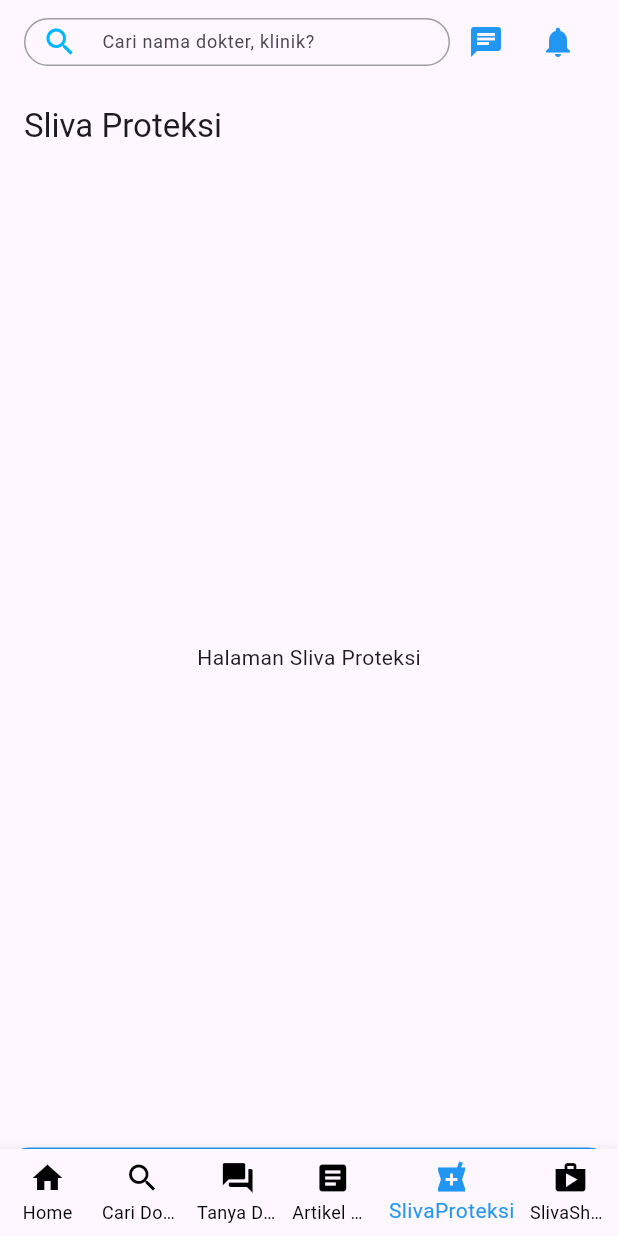
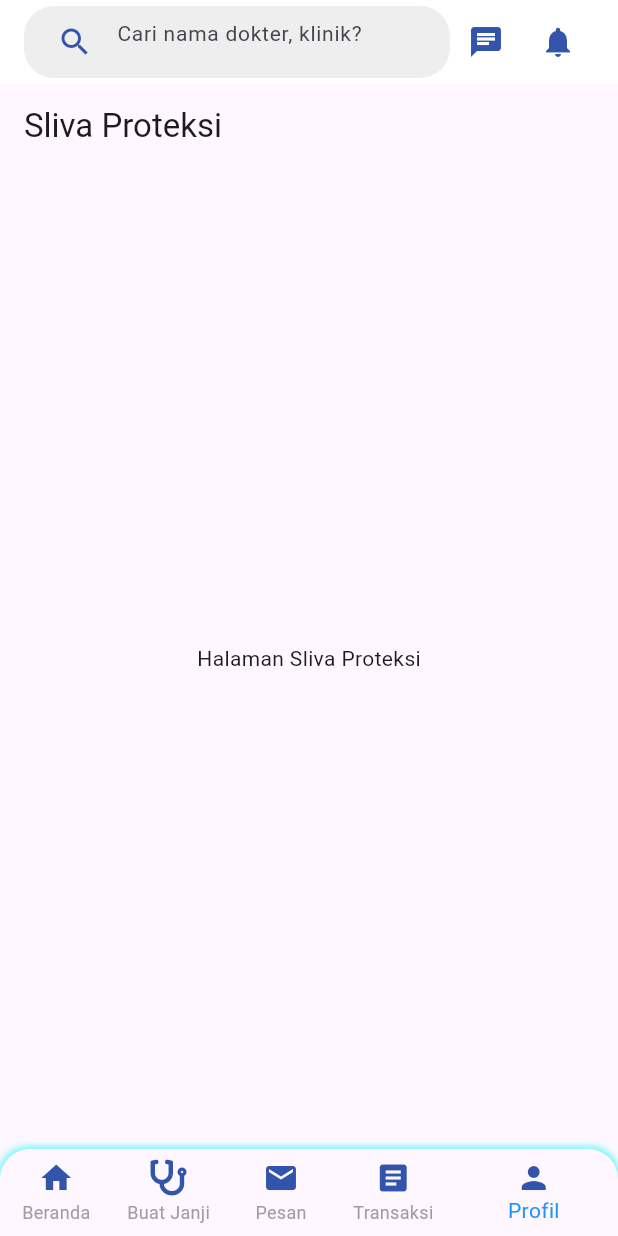
Before and after one commit to slivatech/slivadoc_apps, a Flutter app: the HomePage screen opened directly, item 5 of the bottom bar chosen, on a phone screen of 412 x 824 dp. Run offline on Flutter 3.47's test engine with Material 3 defaults, Android fonts, the phone set to English and light mode, and no system bars; our stand-ins replace font_awesome_flutter.

Commit message:
animation buttomTabSelection

```diff
--- a/lib/screens/HomePage.dart
+++ b/lib/screens/HomePage.dart
@@ -1,6 +1,4 @@
-import 'package:flutter/cupertino.dart';
 import 'package:flutter/material.dart';
-import 'package:flutter/widgets.dart';
 import 'package:slivadoc_mobile_apps/screens/CariDokterPage.dart';
 import 'package:slivadoc_mobile_apps/screens/TanyaDokterPage.dart';
 import 'package:slivadoc_mobile_apps/screens/ArtikelKesehatanPage.dart';
@@ -8,6 +6,7 @@ import 'package:slivadoc_mobile_apps/screens/SlivaProteksiPage.dart';
 import 'package:slivadoc_mobile_apps/screens/SlivaShopPage.dart';
 import 'package:slivadoc_mobile_apps/screens/AnimalEventPage.dart';
 import 'package:slivadoc_mobile_apps/screens/AnimalAcademyPage.dart';
+import 'package:font_awesome_flutter/font_awesome_flutter.dart';
 
 void main() {
   runApp(MyApp());
@@ -17,7 +16,7 @@ class MyApp extends StatelessWidget {
   @override
   Widget build(BuildContext context) {
     return MaterialApp(
-      title: 'Flutter Demo',
+      title: 'Slivadoc',
       theme: ThemeData(
         primarySwatch: Colors.blue,
       ),
@@ -65,32 +64,25 @@ class _HomePageState extends State<HomePage> {
     return Scaffold(
         appBar: AppBar(
           automaticallyImplyLeading: false,
+          backgroundColor: Colors.white,
+          elevation: 0,
           title: Row(
             children: [
               Expanded(
+                child: Container(
+                  decoration: BoxDecoration(
+                    color: Colors.grey[200],
+                    borderRadius: BorderRadius.circular(20.0),
+                  ),
                   child: Padding(
-                padding: const EdgeInsets.only(right: 0.0),
-                child: SizedBox(
-                  height: 32,
+                    padding: const EdgeInsets.symmetric(horizontal: 10.0),
                     child: TextFormField(
-                    style: const TextStyle(fontSize: 12, color: Colors.grey),
-                    decoration: InputDecoration(
+                      style: const TextStyle(fontSize: 14, color: Colors.grey),
+                      decoration: const InputDecoration(
                         hintText: 'Cari nama dokter, klinik?',
+                        border: InputBorder.none,
                         prefixIcon:
-                          const Icon(Icons.search, color: Color(0xFF00B7FF)),
-                      contentPadding: const EdgeInsets.symmetric(vertical: 5.0),
-                      border: OutlineInputBorder(
-                        borderRadius: BorderRadius.circular(20.0),
-                        borderSide: const BorderSide(color: Colors.grey),
-                      ),
-                      enabledBorder: OutlineInputBorder(
-                        borderRadius: BorderRadius.circular(20.0),
-                        borderSide: const BorderSide(color: Colors.grey),
-                      ),
-                      focusedBorder: OutlineInputBorder(
-                        borderRadius: BorderRadius.circular(20.0),
-                        borderSide: const BorderSide(color: Colors.grey),
-                      ),
+                            Icon(Icons.search, color: Color(0xFF3254AB)),
                       ),
                     ),
                   ),
@@ -102,7 +94,7 @@ class _HomePageState extends State<HomePage> {
                 },
                 icon: const Icon(
                   Icons.chat,
-                color: Colors.blue,
+                  color: Color(0xFF3254AB),
                 ),
               ),
               IconButton(
@@ -111,7 +103,7 @@ class _HomePageState extends State<HomePage> {
                 },
                 icon: const Icon(
                   Icons.notifications,
-                color: Colors.blue,
+                  color: Color(0xFF3254AB),
                 ),
               ),
             ],
@@ -124,49 +116,55 @@ class _HomePageState extends State<HomePage> {
               topLeft: Radius.circular(20.0),
               topRight: Radius.circular(20.0),
             ),
-          border: Border(
-            top: BorderSide(
-              color: Colors.blue,
-              width: 1.0,
+            boxShadow: [
+              BoxShadow(
+                color: Color.fromARGB(255, 120, 247, 252),
+                blurRadius: 3.0,
+                spreadRadius: 1.0,
+                offset: Offset(0, -1),
               ),
+            ],
           ),
+          child: ClipRRect(
+            borderRadius: const BorderRadius.only(
+              topLeft: Radius.circular(20.0),
+              topRight: Radius.circular(20.0),
             ),
             child: BottomNavigationBar(
               currentIndex: _currentIndex,
               onTap: onTabTapped,
               items: const [
                 BottomNavigationBarItem(
-              icon: Icon(Icons.home),
-              label: 'Home',
+                  icon: Icon(Icons.home, color: Color(0xFF3254AB)),
+                  label: 'Beranda',
                 ),
                 BottomNavigationBarItem(
-              icon: Icon(Icons.search),
-              label: 'Cari Dokter',
+                  icon: FaIcon(FontAwesomeIcons.stethoscope,
+                      color: Color(0xFF3254AB)),
+                  label: 'Buat Janji',
                 ),
                 BottomNavigationBarItem(
-              icon: Icon(Icons.question_answer),
-              label: 'Tanya Dokter',
+                  icon: Icon(Icons.email, color: Color(0xFF3254AB)),
+                  label: 'Pesan',
                 ),
                 BottomNavigationBarItem(
-              icon: Icon(Icons.article),
-              label: 'Artikel Kesehatan',
+                  icon: Icon(Icons.article, color: Color(0xFF3254AB)),
+                  label: 'Transaksi',
                 ),
                 BottomNavigationBarItem(
-              icon: Icon(Icons.local_pharmacy),
-              label: 'SlivaProteksi',
-            ),
-            BottomNavigationBarItem(
-              icon: Icon(Icons.shop),
-              label: 'SlivaShop',
+                  icon: Icon(Icons.person, color: Color(0xFF3254AB)),
+                  label: 'Profil',
                 ),
               ],
               selectedItemColor: Colors.blue,
-          unselectedItemColor: Colors.black,
+              unselectedItemColor: Colors.grey,
               showSelectedLabels: true,
               showUnselectedLabels: true,
+              elevation: 0,
+              backgroundColor: Colors.white,
             ),
           ),
-    );
+        ));
   }
 }
 
@@ -175,49 +173,49 @@ class HomeScreen extends StatelessWidget {
 
   void _navigateToPage(BuildContext context, String pageTitle) {
     switch (pageTitle) {
-      case 'Cari Dokter':
+      case 'Cari \nDokter':
         Navigator.push(
           context,
           MaterialPageRoute(builder: (context) => CariDokterPage()),
         );
         break;
-      case 'Tanya Dokter':
+      case 'Tanya \nDokter':
         Navigator.push(
           context,
-          MaterialPageRoute(builder: (context) => CariDokterPage()),
+          MaterialPageRoute(builder: (context) => TanyaDokterPage()),
         );
         break;
-      case 'Artikel Kesehatan':
+      case 'Artikel \nKesehatan':
         Navigator.push(
           context,
           MaterialPageRoute(builder: (context) => ArtikelKesehatanPage()),
         );
         break;
-      case 'Pesan Driver':
-        Navigator.push(
-          context,
-          MaterialPageRoute(builder: (context) => ArtikelKesehatanPage()),
-        );
-        break;
-      case 'Sliva Proteksi':
+      case 'Pesan \nDriver':
         Navigator.push(
           context,
           MaterialPageRoute(builder: (context) => SlivaProteksiPage()),
         );
         break;
-      case 'Sliva Shop':
+      case 'Sliva \nProteksi':
+        Navigator.push(
+          context,
+          MaterialPageRoute(builder: (context) => SlivaProteksiPage()),
+        );
+        break;
+      case 'Sliva \nShop':
         Navigator.push(
           context,
           MaterialPageRoute(builder: (context) => SlivaShopPage()),
         );
         break;
-      case 'Animal Event':
+      case 'Animal \nEvent':
         Navigator.push(
           context,
           MaterialPageRoute(builder: (context) => AnimalEventPage()),
         );
         break;
-      case 'Animal Academy':
+      case 'Animal \nAcademy':
         Navigator.push(
           context,
           MaterialPageRoute(builder: (context) => AnimalAcademyPage()),
@@ -231,7 +229,7 @@ class HomeScreen extends StatelessWidget {
   @override
   Widget build(BuildContext context) {
     return Padding(
-      padding: const EdgeInsets.symmetric(horizontal: 10.0, vertical: 20.0),
+      padding: const EdgeInsets.symmetric(horizontal: 10.0, vertical: 30.0),
       child: SingleChildScrollView(
         child: Column(
           children: [
@@ -273,6 +271,13 @@ class HomeScreen extends StatelessWidget {
           borderRadius: BorderRadius.circular(0),
           side: BorderSide.none,
         ),
+        tapTargetSize: MaterialTapTargetSize.shrinkWrap,
+      ).copyWith(
+        overlayColor: MaterialStateProperty.resolveWith<Color>(
+          (Set<MaterialState> states) {
+            return Colors.transparent;
+          },
+        ),
       ),
       child: Column(
         children: [
--- a/pubspec.yaml
+++ b/pubspec.yaml
@@ -30,6 +30,8 @@ environment:
 dependencies:
   flutter:
     sdk: flutter
+  font_awesome_flutter: ^9.1.0
+
 
 
   # The following adds the Cupertino Icons font to your application.
```
Also changed, not shown: pubspec.lock. Lines whose indentation alone changed are shown as unchanged.
